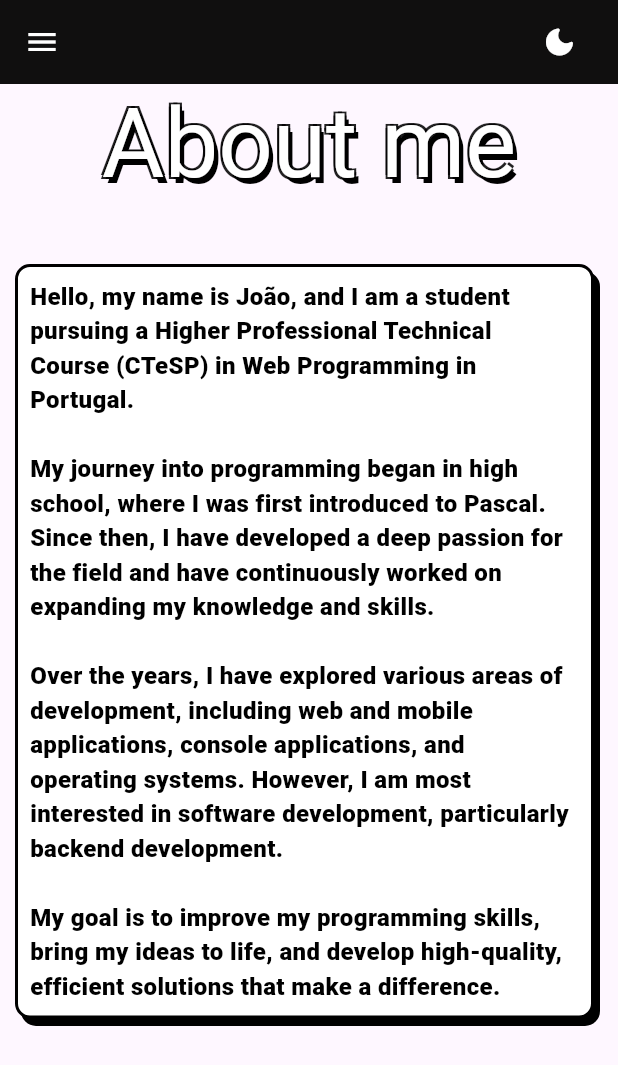
After one commit to anotherlusitano/anotherlusitano.github.io, a Flutter app: the AboutPage screen opened by its route, on a phone screen of 412 x 824 dp. The commit adds this screen. Shown: the top 1065 px of the screen. Run offline on Flutter 3.47's test engine with Material 3 defaults, Android fonts, the phone set to English and light mode, and no system bars; our stand-ins replace flutter_svg, go_router, google_fonts; Roboto replaces fonts that are missing (Londrina Solid).

Commit message:
Add DotBackground for dark mode

```diff
--- /dev/null
+++ b/lib/components/background.dart
@@ -0,0 +1,76 @@
+import 'package:anotherlusitano_github_io/providers/theme_provider.dart';
+import 'package:flutter/material.dart';
+import 'package:provider/provider.dart';
+
+class Background extends StatelessWidget {
+  const Background({super.key});
+
+  @override
+  Widget build(BuildContext context) {
+    final themeNotifier = Provider.of<ThemeNotifier>(context, listen: false);
+    final isDarkMode = themeNotifier.themeMode == ThemeMode.dark;
+
+    return CustomPaint(
+      size: Size.infinite,
+      painter: isDarkMode
+          ? DotBackground(Theme.of(context).canvasColor)
+          : SquareBackground(Theme.of(context).canvasColor),
+    );
+  }
+}
+
+class SquareBackground extends CustomPainter {
+  final Color gridColor;
+
+  SquareBackground(this.gridColor);
+
+  @override
+  void paint(Canvas canvas, Size size) {
+    double gridSize = 40.0;
+
+    Paint paint = Paint()
+      ..color = gridColor
+      ..style = PaintingStyle.stroke
+      ..strokeWidth = 1.0;
+
+    for (double x = 0; x < size.width; x += gridSize) {
+      canvas.drawLine(Offset(x, 0), Offset(x, size.height), paint);
+    }
+
+    for (double y = 0; y < size.height; y += gridSize) {
+      canvas.drawLine(Offset(0, y), Offset(size.width, y), paint);
+    }
+  }
+
+  @override
+  bool shouldRepaint(covariant CustomPainter oldDelegate) {
+    return false;
+  }
+}
+
+class DotBackground extends CustomPainter {
+  final Color dotColor;
+
+  DotBackground(this.dotColor);
+
+  @override
+  void paint(Canvas canvas, Size size) {
+    double gridSize = 80.0;
+    double dotRadius = 2.0;
+
+    Paint paint = Paint()
+      ..color = dotColor
+      ..style = PaintingStyle.fill;
+
+    for (double x = 0; x < size.width; x += gridSize) {
+      for (double y = 0; y < size.height; y += gridSize) {
+        canvas.drawCircle(Offset(x, y), dotRadius, paint);
+      }
+    }
+  }
+
+  @override
+  bool shouldRepaint(covariant CustomPainter oldDelegate) {
+    return false;
+  }
+}
--- a/lib/pages/about_page.dart
+++ b/lib/pages/about_page.dart
@@ -1,5 +1,5 @@
 import 'package:flutter/material.dart';
-import '../components/grid_background.dart';
+import '../components/background.dart';
 
 class AboutPage extends StatelessWidget {
   const AboutPage({super.key});
@@ -8,7 +8,7 @@
   Widget build(BuildContext context) {
     return Stack(
       children: [
-        GridBackground(),
+        Background(),
 
         // Content
         SingleChildScrollView(
--- a/lib/pages/error_page.dart
+++ b/lib/pages/error_page.dart
@@ -1,4 +1,4 @@
-import 'package:anotherlusitano_github_io/components/grid_background.dart';
+import 'package:anotherlusitano_github_io/components/background.dart';
 import 'package:anotherlusitano_github_io/config/assets.dart';
 import 'package:flutter/material.dart';
 
@@ -9,7 +9,7 @@
   Widget build(BuildContext context) {
     return Stack(
       children: [
-        GridBackground(),
+        Background(),
         SingleChildScrollView(
           child: Center(
             child: Column(
--- a/lib/pages/home_page.dart
+++ b/lib/pages/home_page.dart
@@ -1,6 +1,6 @@
 import 'package:flutter/material.dart';
 
-import '../../components/grid_background.dart';
+import '../../components/background.dart';
 import '../../components/primary_button.dart';
 import '../../config/assets.dart';
 
@@ -11,7 +11,7 @@
   Widget build(BuildContext context) {
     return Stack(
       children: [
-        GridBackground(),
+        Background(),
 
         // Content
         SingleChildScrollView(
--- a/lib/pages/projects_page.dart
+++ b/lib/pages/projects_page.dart
@@ -1,7 +1,7 @@
 import 'package:anotherlusitano_github_io/components/project_box.dart';
 import 'package:anotherlusitano_github_io/data/projects.dart';
 import 'package:flutter/material.dart';
-import '../components/grid_background.dart';
+import '../components/background.dart';
 
 class ProjectsPage extends StatelessWidget {
   const ProjectsPage({super.key});
@@ -10,7 +10,7 @@
   Widget build(BuildContext context) {
     return Stack(
       children: [
-        GridBackground(),
+        Background(),
 
         // Content
         SingleChildScrollView(
```
Also changed, not shown: lib/components/grid_background.dart (deleted, +0 -40 lines).
